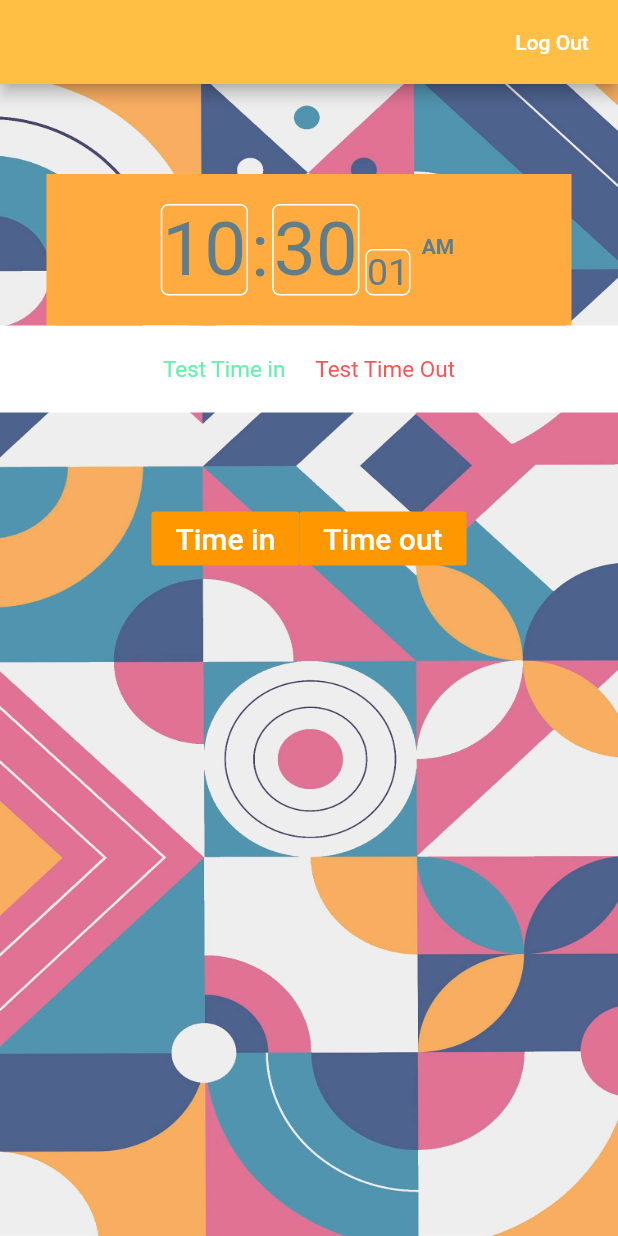
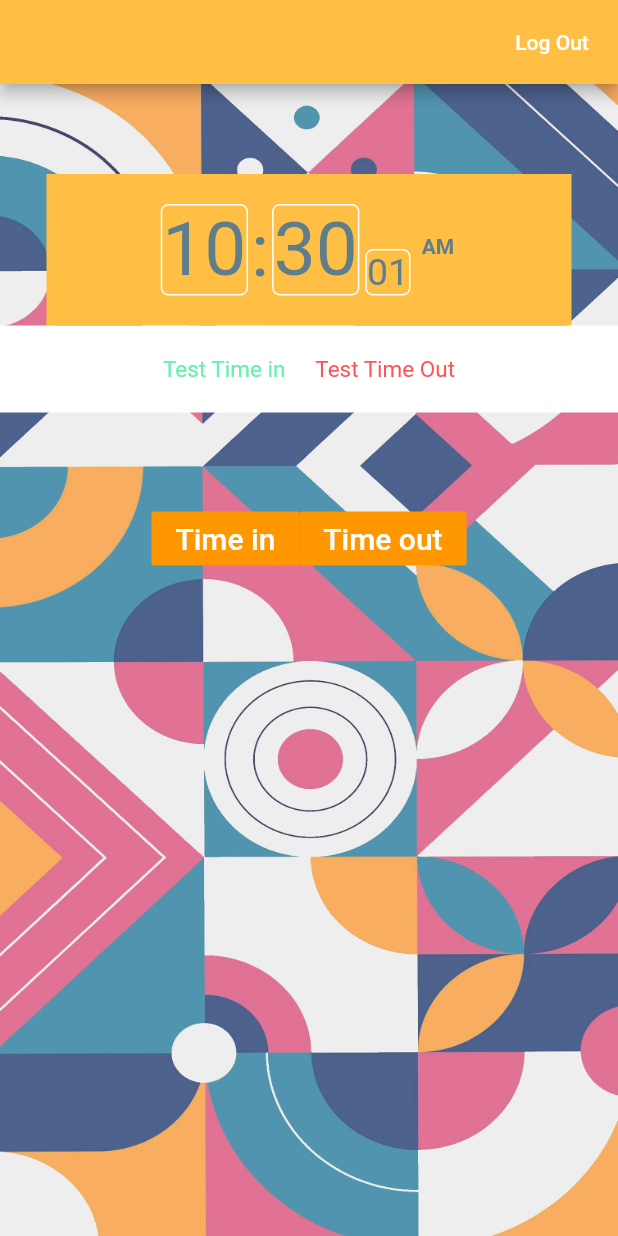
Before and after one commit to sudaraka93/attenv02, a Flutter app: the HomePage screen opened directly, on a phone screen of 412 x 824 dp. Run offline on Flutter 3.47's test engine with Material 2 defaults, Android fonts, the phone set to English and light mode, and no system bars; our stand-ins replace geolocator, shared_preferences; accounts and stored records are empty.

```diff
--- a/lib/home_page.dart
+++ b/lib/home_page.dart
@@ -247,7 +247,7 @@ class _HomePageState extends State<HomePage> {
                     SizedBox(height:60),
                     Container(
                       decoration:BoxDecoration(
-                        color: Colors.orangeAccent
+                        color: Color.fromRGBO(255, 191, 68, 1),
                       ),
                         child: Padding(padding:EdgeInsets.only(top:20,bottom:20),child: clock())),
                     Container(
```
